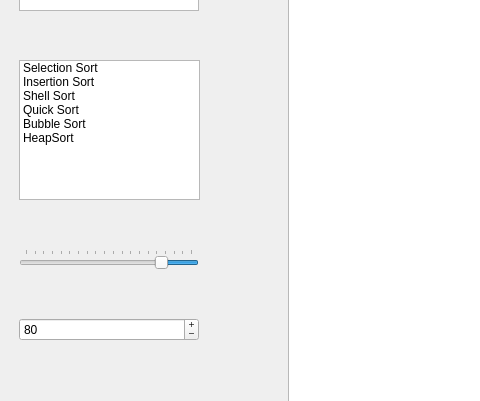
Old version of the form AlgorithmVisualizer/sortwindow.ui in the repository sanja10/AlgorithmVisualizer; both pictures show x 0 to 480 and y 273 to 674 of the 1200 by 950 pixel window.
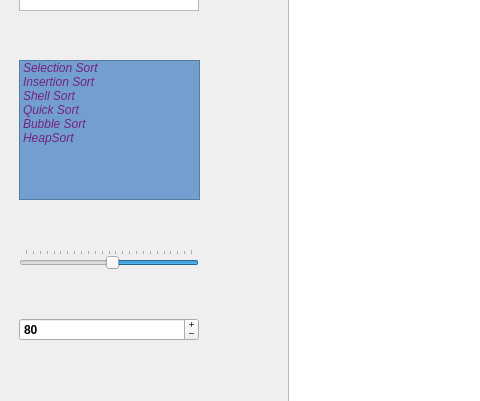
New version of the form.

```diff
--- a/AlgorithmVisualizer/sortwindow.ui
+++ b/AlgorithmVisualizer/sortwindow.ui
@@ -599,18 +599,18 @@
             <colorrole role="WindowText">
              <brush brushstyle="SolidPattern">
               <color alpha="255">
-               <red>0</red>
-               <green>0</green>
-               <blue>0</blue>
+               <red>117</red>
+               <green>34</green>
+               <blue>126</blue>
               </color>
              </brush>
             </colorrole>
             <colorrole role="Button">
              <brush brushstyle="SolidPattern">
               <color alpha="255">
-               <red>173</red>
-               <green>127</green>
-               <blue>168</blue>
+               <red>114</red>
+               <green>159</green>
+               <blue>207</blue>
               </color>
              </brush>
             </colorrole>
@@ -653,9 +653,9 @@
             <colorrole role="Text">
              <brush brushstyle="SolidPattern">
               <color alpha="255">
-               <red>114</red>
-               <green>159</green>
-               <blue>207</blue>
+               <red>117</red>
+               <green>34</green>
+               <blue>126</blue>
               </color>
              </brush>
             </colorrole>
@@ -671,27 +671,27 @@
             <colorrole role="ButtonText">
              <brush brushstyle="SolidPattern">
               <color alpha="255">
-               <red>0</red>
-               <green>0</green>
-               <blue>0</blue>
+               <red>117</red>
+               <green>34</green>
+               <blue>126</blue>
               </color>
              </brush>
             </colorrole>
             <colorrole role="Base">
              <brush brushstyle="SolidPattern">
               <color alpha="255">
-               <red>255</red>
-               <green>255</green>
-               <blue>255</blue>
+               <red>114</red>
+               <green>159</green>
+               <blue>207</blue>
               </color>
              </brush>
             </colorrole>
             <colorrole role="Window">
              <brush brushstyle="SolidPattern">
               <color alpha="255">
-               <red>173</red>
-               <green>127</green>
-               <blue>168</blue>
+               <red>114</red>
+               <green>159</green>
+               <blue>207</blue>
               </color>
              </brush>
             </colorrole>
@@ -778,10 +778,10 @@
             </colorrole>
             <colorrole role="PlaceholderText">
              <brush brushstyle="SolidPattern">
-              <color alpha="128">
-               <red>0</red>
-               <green>0</green>
-               <blue>0</blue>
+              <color alpha="255">
+               <red>117</red>
+               <green>34</green>
+               <blue>126</blue>
               </color>
              </brush>
             </colorrole>
@@ -790,18 +790,18 @@
             <colorrole role="WindowText">
              <brush brushstyle="SolidPattern">
               <color alpha="255">
-               <red>0</red>
-               <green>0</green>
-               <blue>0</blue>
+               <red>117</red>
+               <green>34</green>
+               <blue>126</blue>
               </color>
              </brush>
             </colorrole>
             <colorrole role="Button">
              <brush brushstyle="SolidPattern">
               <color alpha="255">
-               <red>239</red>
-               <green>239</green>
-               <blue>239</blue>
+               <red>114</red>
+               <green>159</green>
+               <blue>207</blue>
               </color>
              </brush>
             </colorrole>
@@ -844,9 +844,9 @@
             <colorrole role="Text">
              <brush brushstyle="SolidPattern">
               <color alpha="255">
-               <red>0</red>
-               <green>0</green>
-               <blue>0</blue>
+               <red>117</red>
+               <green>34</green>
+               <blue>126</blue>
               </color>
              </brush>
             </colorrole>
@@ -862,27 +862,27 @@
             <colorrole role="ButtonText">
              <brush brushstyle="SolidPattern">
               <color alpha="255">
-               <red>0</red>
-               <green>0</green>
-               <blue>0</blue>
+               <red>117</red>
+               <green>34</green>
+               <blue>126</blue>
               </color>
              </brush>
             </colorrole>
             <colorrole role="Base">
              <brush brushstyle="SolidPattern">
               <color alpha="255">
-               <red>255</red>
-               <green>255</green>
-               <blue>255</blue>
+               <red>114</red>
+               <green>159</green>
+               <blue>207</blue>
               </color>
              </brush>
             </colorrole>
             <colorrole role="Window">
              <brush brushstyle="SolidPattern">
               <color alpha="255">
-               <red>239</red>
-               <green>239</green>
-               <blue>239</blue>
+               <red>114</red>
+               <green>159</green>
+               <blue>207</blue>
               </color>
              </brush>
             </colorrole>
@@ -969,10 +969,10 @@
             </colorrole>
             <colorrole role="PlaceholderText">
              <brush brushstyle="SolidPattern">
-              <color alpha="128">
-               <red>0</red>
-               <green>0</green>
-               <blue>0</blue>
+              <color alpha="255">
+               <red>117</red>
+               <green>34</green>
+               <blue>126</blue>
               </color>
              </brush>
             </colorrole>
@@ -981,18 +981,18 @@
             <colorrole role="WindowText">
              <brush brushstyle="SolidPattern">
               <color alpha="255">
-               <red>86</red>
-               <green>63</green>
-               <blue>84</blue>
+               <red>117</red>
+               <green>34</green>
+               <blue>126</blue>
               </color>
              </brush>
             </colorrole>
             <colorrole role="Button">
              <brush brushstyle="SolidPattern">
               <color alpha="255">
-               <red>173</red>
-               <green>127</green>
-               <blue>168</blue>
+               <red>114</red>
+               <green>159</green>
+               <blue>207</blue>
               </color>
              </brush>
             </colorrole>
@@ -1035,9 +1035,9 @@
             <colorrole role="Text">
              <brush brushstyle="SolidPattern">
               <color alpha="255">
-               <red>86</red>
-               <green>63</green>
-               <blue>84</blue>
+               <red>117</red>
+               <green>34</green>
+               <blue>126</blue>
               </color>
              </brush>
             </colorrole>
@@ -1053,27 +1053,27 @@
             <colorrole role="ButtonText">
              <brush brushstyle="SolidPattern">
               <color alpha="255">
-               <red>86</red>
-               <green>63</green>
-               <blue>84</blue>
+               <red>117</red>
+               <green>34</green>
+               <blue>126</blue>
               </color>
              </brush>
             </colorrole>
             <colorrole role="Base">
              <brush brushstyle="SolidPattern">
               <color alpha="255">
-               <red>173</red>
-               <green>127</green>
-               <blue>168</blue>
+               <red>114</red>
+               <green>159</green>
+               <blue>207</blue>
               </color>
              </brush>
             </colorrole>
             <colorrole role="Window">
              <brush brushstyle="SolidPattern">
               <color alpha="255">
-               <red>173</red>
-               <green>127</green>
-               <blue>168</blue>
+               <red>114</red>
+               <green>159</green>
+               <blue>207</blue>
               </color>
              </brush>
             </colorrole>
@@ -1160,16 +1160,26 @@
             </colorrole>
             <colorrole role="PlaceholderText">
              <brush brushstyle="SolidPattern">
-              <color alpha="128">
-               <red>0</red>
-               <green>0</green>
-               <blue>0</blue>
+              <color alpha="255">
+               <red>117</red>
+               <green>34</green>
+               <blue>126</blue>
               </color>
              </brush>
             </colorrole>
            </disabled>
           </palette>
          </property>
+         <property name="font">
+          <font>
+           <italic>true</italic>
+           <bold>false</bold>
+           <stylestrategy>PreferAntialias</stylestrategy>
+          </font>
+         </property>
+         <property name="cursor" stdset="0">
+          <cursorShape>PointingHandCursor</cursorShape>
+         </property>
          <property name="focusPolicy">
           <enum>Qt::WheelFocus</enum>
          </property>
@@ -1182,6 +1192,10 @@
          <property name="layoutDirection">
           <enum>Qt::LeftToRight</enum>
          </property>
+         <property name="styleSheet">
+          <string notr="true">background-color: rgb(114, 159, 207) ;
+color: rgb(117, 34, 126)</string>
+         </property>
          <property name="autoScrollMargin">
           <number>10</number>
          </property>
@@ -1708,16 +1722,19 @@
           <number>10</number>
          </property>
          <property name="maximum">
-          <number>200</number>
+          <number>250</number>
          </property>
          <property name="singleStep">
           <number>3</number>
          </property>
          <property name="value">
-          <number>45</number>
+          <number>125</number>
          </property>
          <property name="sliderPosition">
-          <number>45</number>
+          <number>125</number>
+         </property>
+         <property name="tracking">
+          <bool>true</bool>
          </property>
          <property name="orientation">
           <enum>Qt::Horizontal</enum>
@@ -2193,6 +2210,18 @@
            </disabled>
           </palette>
          </property>
+         <property name="font">
+          <font>
+           <italic>false</italic>
+           <bold>true</bold>
+           <underline>false</underline>
+           <strikeout>false</strikeout>
+           <kerning>true</kerning>
+          </font>
+         </property>
+         <property name="cursor">
+          <cursorShape>ArrowCursor</cursorShape>
+         </property>
          <property name="wrapping">
           <bool>true</bool>
          </property>
```
Left out of the diff: 8 changed lines with no effect on the pictures.
